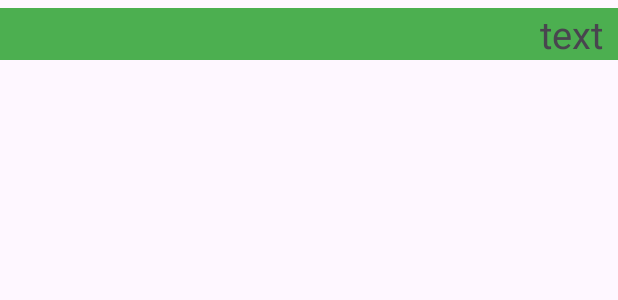
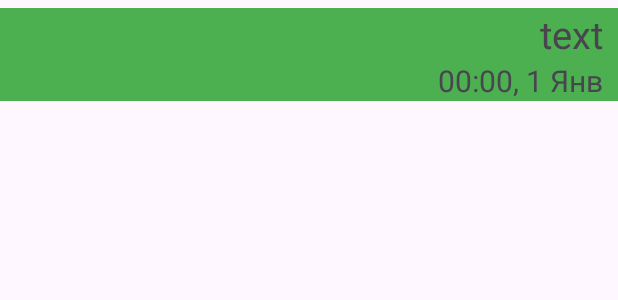
Before and after one commit to Yrkaa/Messenger, an Android app: the layout fragment_message.xml on its own in the app's theme, with its tools: preview values and no code run, on a phone screen of 412 x 824 dp. Shown: the top 300 px of the screen. Run offline under Robolectric (Android 15) with nearby library versions, the phone set to English and light mode, and no system bars.

Commit message:
Сделал текстовый виджет для даты отправки сообщения и проинициализировал его в коде

```diff
--- a/app/src/main/java/com/example/messenger/MessageFragment.java
+++ b/app/src/main/java/com/example/messenger/MessageFragment.java
@@ -74,7 +74,7 @@ public class MessageFragment extends Fragment {
     String text;
 
     //Переменные для эл. разметки
-    TextView messageText;
+    TextView messageText, messageDate;
 
     @Override
     public void onViewCreated(@NonNull View view, @Nullable Bundle savedInstanceState) {
@@ -82,8 +82,11 @@ public class MessageFragment extends Fragment {
 
         //Инициализация переменных для эл. разметки
         messageText = view.findViewById(R.id.message_text_tv);
+        messageDate = view.findViewById(R.id.message_date_tv);
 
         //Заполнение данных
         messageText.setText(text);
+
+
     }
 }
--- a/app/src/main/res/layout/fragment_message.xml
+++ b/app/src/main/res/layout/fragment_message.xml
@@ -9,15 +9,33 @@
         android:id="@+id/message_text_tv"
         android:layout_width="match_parent"
         android:layout_height="wrap_content"
-        android:textSize="25dp"
-        android:text="text"
+        android:layout_marginVertical="5dp"
+        android:background="#4CAF50"
         android:gravity="right"
         android:paddingHorizontal="10dp"
-        android:layout_marginVertical="5dp"
-        android:background="#4CAF50"
+        android:text="text"
+        android:textSize="25dp"
         app:layout_constraintBottom_toBottomOf="parent"
         app:layout_constraintEnd_toEndOf="parent"
+        app:layout_constraintHorizontal_bias="0.0"
         app:layout_constraintStart_toStartOf="parent"
-        app:layout_constraintTop_toTopOf="parent" />
+        app:layout_constraintTop_toTopOf="parent"
+        app:layout_constraintVertical_bias="0.0" />
+
+    <TextView
+        android:id="@+id/message_date_tv"
+        android:layout_width="match_parent"
+        android:layout_height="wrap_content"
+        android:background="#4CAF50"
+        android:gravity="right"
+        android:text="00:00, 1 Янв"
+        android:textSize="20dp"
+        android:paddingHorizontal="10dp"
+        app:layout_constraintBottom_toBottomOf="parent"
+        app:layout_constraintEnd_toEndOf="parent"
+        app:layout_constraintHorizontal_bias="0.0"
+        app:layout_constraintStart_toStartOf="parent"
+        app:layout_constraintTop_toBottomOf="@+id/message_text_tv"
+        app:layout_constraintVertical_bias="0.0" />
 
 </androidx.constraintlayout.widget.ConstraintLayout>
```
